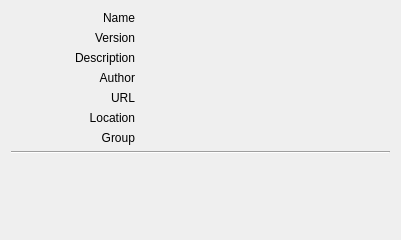
Qt form sources/quadroui/src/pluginrepresentationwidget.ui (arcan1s/quadro-core) before a commit.
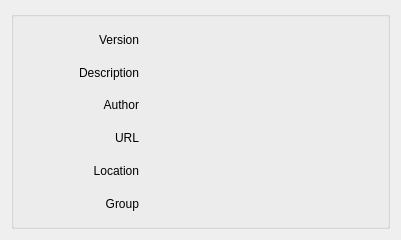
The same form after that commit.

```diff
--- a/sources/quadroui/src/pluginrepresentationwidget.ui
+++ b/sources/quadroui/src/pluginrepresentationwidget.ui
@@ -12,35 +12,8 @@
   </property>
   <layout class="QVBoxLayout" name="verticalLayout">
    <item>
-    <layout class="QHBoxLayout" name="layout_name">
-     <item>
-      <widget class="QLabel" name="label_name">
-       <property name="sizePolicy">
-        <sizepolicy hsizetype="Preferred" vsizetype="Preferred">
-         <horstretch>1</horstretch>
-         <verstretch>0</verstretch>
-        </sizepolicy>
-       </property>
-       <property name="text">
-        <string>Name</string>
-       </property>
-       <property name="alignment">
-        <set>Qt::AlignRight|Qt::AlignTrailing|Qt::AlignVCenter</set>
-       </property>
-      </widget>
-     </item>
-     <item>
-      <widget class="QLabel" name="label_nameValue">
-       <property name="sizePolicy">
-        <sizepolicy hsizetype="Preferred" vsizetype="Preferred">
-         <horstretch>2</horstretch>
-         <verstretch>0</verstretch>
-        </sizepolicy>
-       </property>
-      </widget>
-     </item>
-    </layout>
-   </item>
+    <widget class="QGroupBox" name="groupBox">
+     <layout class="QVBoxLayout" name="verticalLayout_2">
    <item>
     <layout class="QHBoxLayout" name="layout_version">
      <item>
@@ -67,6 +40,9 @@
          <verstretch>0</verstretch>
         </sizepolicy>
        </property>
+          <property name="wordWrap">
+           <bool>true</bool>
+          </property>
       </widget>
      </item>
     </layout>
@@ -97,6 +73,9 @@
          <verstretch>0</verstretch>
         </sizepolicy>
        </property>
+          <property name="wordWrap">
+           <bool>true</bool>
+          </property>
       </widget>
      </item>
     </layout>
@@ -127,6 +106,9 @@
          <verstretch>0</verstretch>
         </sizepolicy>
        </property>
+          <property name="wordWrap">
+           <bool>true</bool>
+          </property>
       </widget>
      </item>
     </layout>
@@ -157,6 +139,15 @@
          <verstretch>0</verstretch>
         </sizepolicy>
        </property>
+          <property name="wordWrap">
+           <bool>true</bool>
+          </property>
+          <property name="openExternalLinks">
+           <bool>true</bool>
+          </property>
+          <property name="textInteractionFlags">
+           <set>Qt::TextBrowserInteraction</set>
+          </property>
       </widget>
      </item>
     </layout>
@@ -187,6 +178,9 @@
          <verstretch>0</verstretch>
         </sizepolicy>
        </property>
+          <property name="wordWrap">
+           <bool>true</bool>
+          </property>
       </widget>
      </item>
     </layout>
@@ -217,30 +211,16 @@
          <verstretch>0</verstretch>
         </sizepolicy>
        </property>
+          <property name="wordWrap">
+           <bool>true</bool>
+          </property>
       </widget>
      </item>
     </layout>
    </item>
-   <item>
-    <widget class="Line" name="line">
-     <property name="orientation">
-      <enum>Qt::Horizontal</enum>
-     </property>
+     </layout>
     </widget>
    </item>
-   <item>
-    <spacer name="verticalSpacer">
-     <property name="orientation">
-      <enum>Qt::Vertical</enum>
-     </property>
-     <property name="sizeHint" stdset="0">
-      <size>
-       <width>20</width>
-       <height>40</height>
-      </size>
-     </property>
-    </spacer>
-   </item>
   </layout>
  </widget>
  <resources/>
```
Lines whose indentation alone changed are shown as unchanged.
